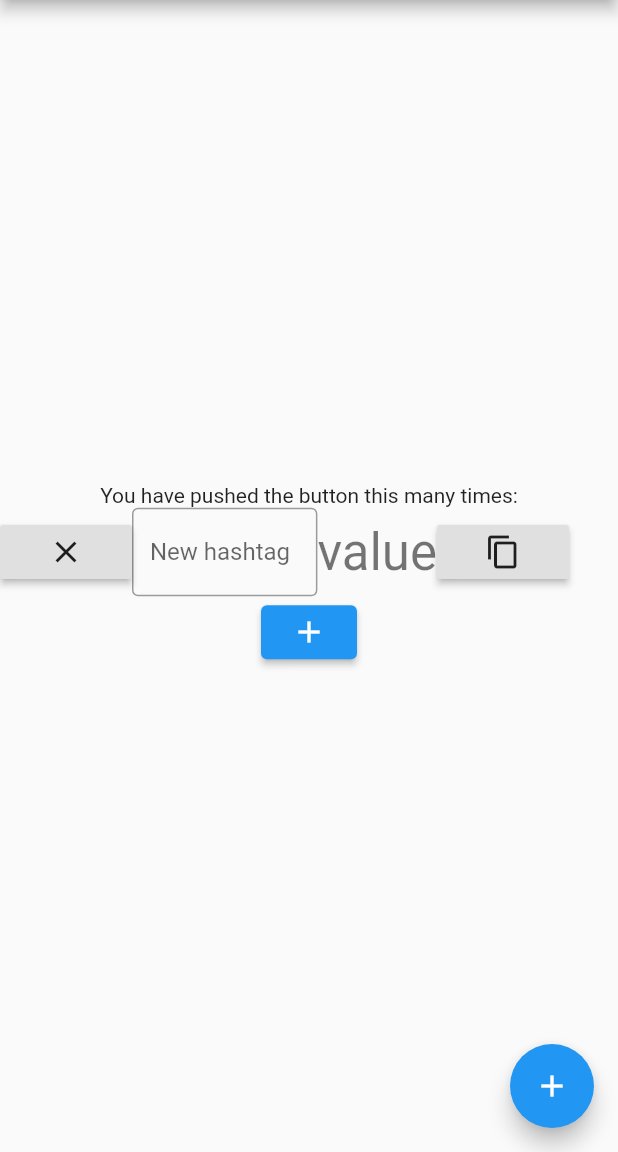
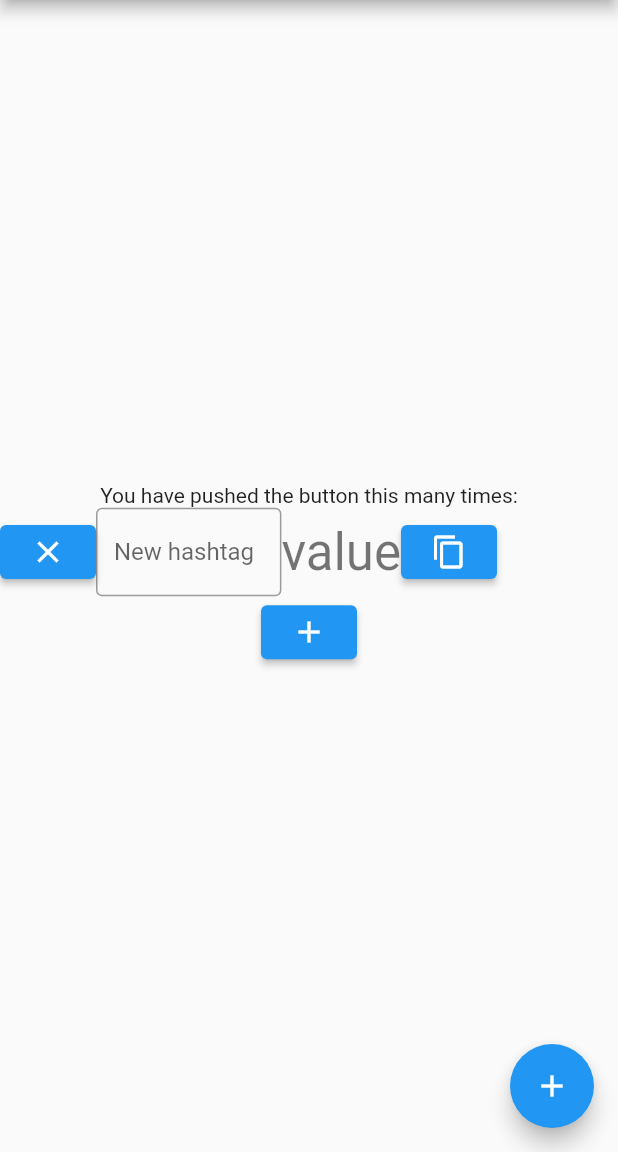
Before and after one commit to naru20181117/hashtag_keeper_mobile, a Flutter app: the screen it shows after launch, after a tap on the "add" icon, on a phone screen of 412 x 824 dp, the part 84-1236 px from its top. Run offline on Flutter 3.47's test engine with Material 2 defaults, Android fonts, the phone set to English and light mode, and no system bars; our stand-ins replace firebase_analytics; accounts and stored records are empty.

Commit message:
set: UI for input

```diff
--- a/lib/main.dart
+++ b/lib/main.dart
@@ -29,13 +29,13 @@ class _MyHomePageState extends State<MyHomePage> {
 
   void _incrementCounter() {
     setState(() {
-      _input.add('value') ;
+      _input.add('value');
     });
   }
 
   void _decleaseCounter(index) {
     setState(() {
-      _input.removeAt(index) ;
+      _input.removeAt(index);
     });
   }
 
@@ -44,7 +44,6 @@ class _MyHomePageState extends State<MyHomePage> {
       _input[index] = text;
     });
   }
-
 
   @override
   Widget build(BuildContext context) {
@@ -56,16 +55,13 @@ class _MyHomePageState extends State<MyHomePage> {
         child: Column(
           mainAxisAlignment: MainAxisAlignment.center,
           children: <Widget>[
-
             Text(
               'You have pushed the button this many times:',
             ),
-            ..._input.map((i) => Row(
-              children: [
-                RaisedButton(
+            ..._input.map((i) => Row(children: [
+                  ElevatedButton(
                       onPressed: () => _decleaseCounter(_input.indexOf(i)),
-                child: Icon(Icons.close)
-                ),
+                      child: Icon(Icons.close)),
                   Container(
                     child: TextField(
                       onChanged: (text) => _editText(_input.indexOf(i), text),
@@ -80,16 +76,12 @@ class _MyHomePageState extends State<MyHomePage> {
                     '$i',
                     style: Theme.of(context).textTheme.display1,
                   ),
-              RaisedButton(
-                onPressed: _incrementCounter,
-                child: Icon(Icons.copy)
-                ),
-              ]
-            )),
+                  ElevatedButton(
+                      onPressed: _incrementCounter, child: Icon(Icons.copy)),
+                ])),
             ElevatedButton(
               onPressed: _incrementCounter,
-              child: Icon(Icons.add
-              ),
+              child: Icon(Icons.add),
             ),
           ],
         ),
```
Lines whose indentation alone changed are shown as unchanged.
